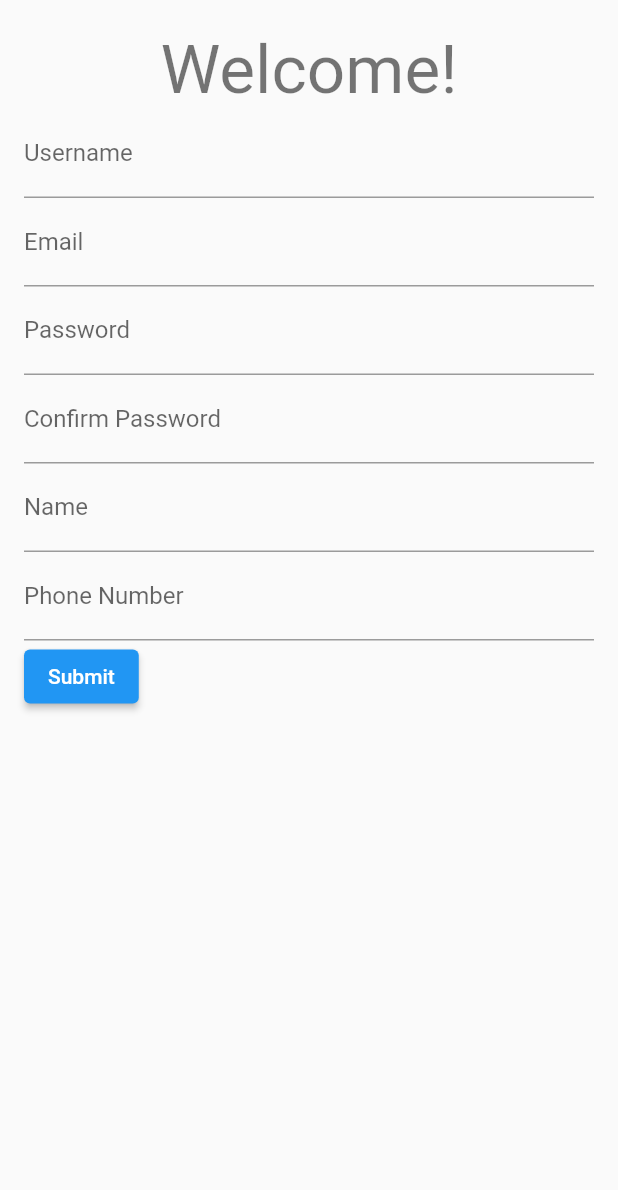
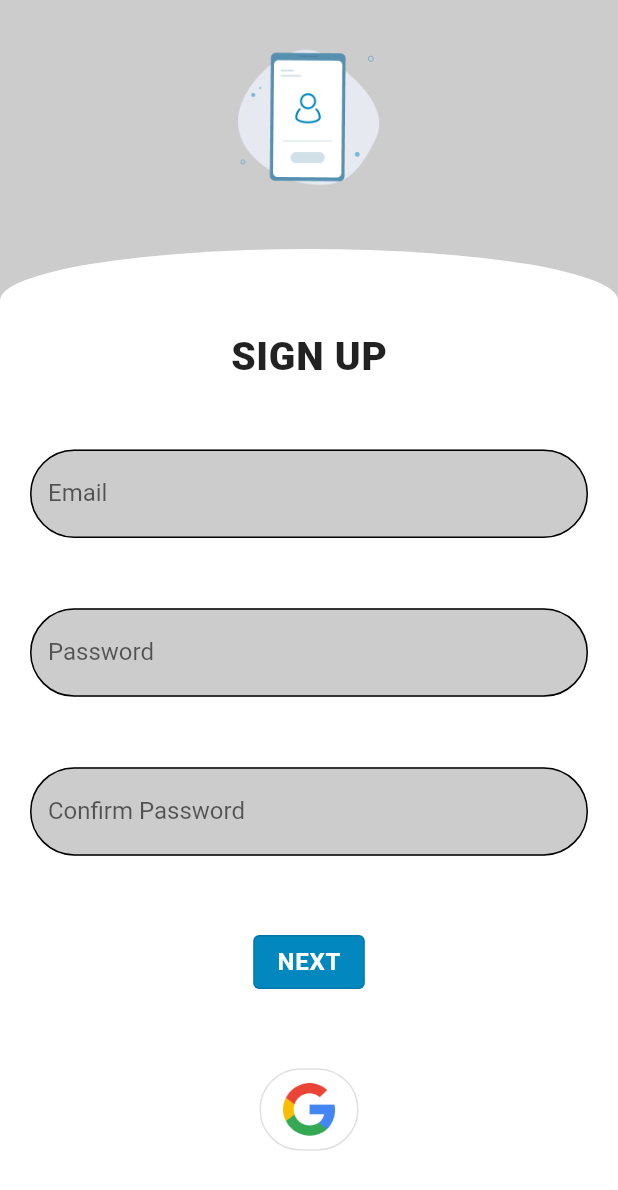
Before and after one commit to jyo142/LetsHang, a Flutter app: the screen it shows after launch, after a tap on "Sign up", on a phone screen of 412 x 824 dp. Shown: the top 1190 px of the screen. Run offline on Flutter 3.47's test engine with Material 2 defaults, Android fonts, the light colour scheme and no system bars; our stand-ins replace bloc, cloud_firestore, equatable, firebase_auth, firebase_core, firebase_messaging and 5 more; missing offline and left inert: change_case, googleapis; accounts and stored records are empty; network calls fail; Roboto replaces fonts that are missing (Outfit).

Commit message:
fix issues

```diff
--- a/lib/blocs/signup/sign_up_event.dart
+++ b/lib/blocs/signup/sign_up_event.dart
@@ -34,6 +34,8 @@ class ConfirmPasswordChanged extends SignUpEvent {
   @override
   List<Object> get props => [confirmPassword];
 }
+
+class EmailPasswordSubmitted extends SignUpEvent {}
 
 class NameChanged extends SignUpEvent {
   const NameChanged(this.name);
--- a/lib/blocs/signup/sign_up_state.dart
+++ b/lib/blocs/signup/sign_up_state.dart
@@ -8,8 +8,8 @@ class SignUpState extends Equatable {
   final String? name;
   final String? password;
   final String? confirmPassword;
-  String get confirmPasswordError =>
-      confirmPassword != password ? "Passwords do not match" : "";
+  String? get confirmPasswordError =>
+      confirmPassword != password ? "Passwords do not match" : null;
 
   final String? email;
   final String? phoneNumber;
@@ -22,6 +22,16 @@ class SignUpState extends Equatable {
       this.confirmPassword = '',
       this.email = '',
       this.phoneNumber = ''}) {}
+
+  SignUpState.fromState(SignUpState state)
+      : this(
+            firebaseUser: state.firebaseUser,
+            userName: state.userName,
+            name: state.name,
+            password: state.password,
+            confirmPassword: state.confirmPassword,
+            email: state.email,
+            phoneNumber: state.phoneNumber);
 
   SignUpState copyWith(
       {User? firebaseUser,
@@ -54,24 +64,25 @@ class SignUpState extends Equatable {
 }
 
 class SignUpSubmitLoading extends SignUpState {
-  SignUpSubmitLoading(SignUpState state)
-      : super(
-            firebaseUser: state.firebaseUser,
-            userName: state.userName,
-            name: state.name,
-            password: state.password,
-            confirmPassword: state.confirmPassword,
-            email: state.email,
-            phoneNumber: state.phoneNumber);
+  SignUpSubmitLoading(SignUpState state) : super.fromState(state);
 }
 
 class SignUpError extends SignUpState {
   final String errorMessage;
 
-  SignUpError({required this.errorMessage}) {}
+  SignUpError(SignUpState state, {required this.errorMessage})
+      : super.fromState(state);
 
   @override
   List<Object> get props => [errorMessage];
+}
+
+class SignUpEmailPasswordSubmitLoading extends SignUpState {
+  SignUpEmailPasswordSubmitLoading(SignUpState state) : super.fromState(state);
+}
+
+class SignUpEmailPasswordCreated extends SignUpState {
+  SignUpEmailPasswordCreated(SignUpState state) : super.fromState(state);
 }
 
 class SignUpUserCreated extends SignUpState {
--- /dev/null
+++ b/lib/layouts/unauthorized_layout.dart
@@ -0,0 +1,41 @@
+import 'package:flutter/material.dart';
+
+class UnAuthorizedLayout extends StatelessWidget {
+  final Widget content;
+  final Widget imageContent;
+  const UnAuthorizedLayout(
+      {Key? key, required this.content, required this.imageContent})
+      : super(key: key);
+
+  @override
+  Widget build(BuildContext context) {
+    return Scaffold(
+      backgroundColor: Color(0xFFCCCCCC),
+      body: SafeArea(
+        child: Column(
+          mainAxisAlignment: MainAxisAlignment.center,
+          crossAxisAlignment: CrossAxisAlignment.center,
+          children: [
+            Container(
+              margin: EdgeInsets.fromLTRB(0, 30, 0, 40),
+              child: Row(
+                mainAxisAlignment: MainAxisAlignment.center,
+                crossAxisAlignment: CrossAxisAlignment.center,
+                children: [imageContent],
+              ),
+            ),
+            Expanded(
+              child: Container(
+                  decoration: BoxDecoration(
+                      color: Color(0xFFFFFFFF),
+                      borderRadius: BorderRadius.only(
+                          topLeft: Radius.elliptical(300, 50),
+                          topRight: Radius.elliptical(300, 50))),
+                  child: content),
+            ),
+          ],
+        ),
+      ),
+    );
+  }
+}
--- a/lib/main.dart
+++ b/lib/main.dart
@@ -24,7 +24,7 @@ class MyApp extends StatelessWidget {
       child: MaterialApp(
         title: 'Flutter Demo',
         theme: mainTheme,
-        home: const UnAuthorizedScreen(),
+        home: UnAuthorizedScreen(),
       ),
     );
   }
--- a/lib/screens/profile_screen.dart
+++ b/lib/screens/profile_screen.dart
@@ -24,7 +24,7 @@ class _ProfileScreenState extends State<ProfileScreen> {
   Route _routeToSignInScreen() {
     return PageRouteBuilder(
       pageBuilder: (context, animation, secondaryAnimation) =>
-          const UnAuthorizedScreen(),
+          UnAuthorizedScreen(),
       transitionsBuilder: (context, animation, secondaryAnimation, child) {
         var begin = const Offset(-1.0, 0.0);
         var end = Offset.zero;
--- a/lib/screens/sign_up_screen.dart
+++ b/lib/screens/sign_up_screen.dart
@@ -2,13 +2,19 @@ import 'package:flutter/material.dart';
 import 'package:flutter_bloc/flutter_bloc.dart';
 import 'package:letshang/blocs/app/app_bloc.dart';
 import 'package:letshang/blocs/app/app_event.dart';
+import 'package:letshang/blocs/app/app_state.dart';
+import 'package:letshang/blocs/login/login_bloc.dart';
 import 'package:letshang/blocs/signup/sign_up_bloc.dart';
 import 'package:letshang/blocs/signup/sign_up_event.dart';
 import 'package:letshang/blocs/signup/sign_up_state.dart';
+import 'package:letshang/layouts/unauthorized_layout.dart';
 import 'package:letshang/repositories/user/user_repository.dart';
 import 'package:letshang/screens/app_screen.dart';
+import 'package:letshang/screens/profile/username_pic.dart';
 import 'package:letshang/services/message_service.dart';
 import 'package:firebase_auth/firebase_auth.dart';
+import 'package:letshang/widgets/google_signin_button.dart';
+import 'package:letshang/widgets/lh_button.dart';
 
 class SignUpScreen extends StatefulWidget {
   final User? firebaseUser;
@@ -19,9 +25,8 @@ class SignUpScreen extends StatefulWidget {
 }
 
 class _SignUpScreenState extends State<SignUpScreen> {
-  final _formKey = GlobalKey<FormState>();
+  late final isFirebaseSignup;
 
-  late final isFirebaseSignup;
   void initState() {
     isFirebaseSignup = widget.firebaseUser != null;
     super.initState();
@@ -29,73 +34,66 @@ class _SignUpScreenState extends State<SignUpScreen> {
 
   @override
   Widget build(BuildContext context) {
-    return Scaffold(
-        body: BlocProvider(
+    return UnAuthorizedLayout(
+        content: BlocProvider(
             create: (context) => SignUpBloc(
-          userRepository: UserRepository(), firebaseUser: widget.firebaseUser),
-      child: SafeArea(
-          child: Padding(
-              padding: const EdgeInsets.only(
-                  left: 16.0, right: 16.0, bottom: 20.0, top: 20.0),
-              child: Form(
-                  key: _formKey,
-                  child: SingleChildScrollView(
+                userRepository: UserRepository(),
+                firebaseUser: widget.firebaseUser),
+            child: Column(
+              children: [
+                Expanded(
+                  child: BlocConsumer<AppBloc, AppState>(
+                    listener: (context, state) {
+                      if (state is AppAuthenticated) {
+                        Navigator.of(context).pushReplacement(
+                          MaterialPageRoute(
+                            builder: (context) => const AppScreen(),
+                          ),
+                        );
+                      }
+                    },
+                    builder: (context, state) {
+                      return _emailPasswordContainer(context);
+                    },
+                  ),
+                ),
+              ],
+            )),
+        imageContent: Image(
+          height: 96,
+          width: 96,
+          image: AssetImage("assets/images/create_profile.png"),
+        ));
+  }
+
+  Widget _emailPasswordContainer(BuildContext context) {
+    return Container(
+        padding: const EdgeInsets.fromLTRB(20, 10, 20, 10),
+        alignment: Alignment.center,
         child: Column(
           mainAxisAlignment: MainAxisAlignment.spaceEvenly,
-                      crossAxisAlignment: CrossAxisAlignment.start,
-                      children: [
-                        Row(
-                          mainAxisAlignment: MainAxisAlignment.center,
           children: [
             Text(
-                              'Welcome!',
-                              style: Theme.of(context).textTheme.headline3,
+              'SIGN UP',
+              style: Theme.of(context).textTheme.headline5,
             ),
-                          ],
-                        ),
-                        ..._userNameField(),
+            ..._signUpTextField("Email", false, (value) => EmailChanged(value)),
             ..._signUpTextField(
-                            "Email", false, (value) => EmailChanged(value)),
-                        if (!isFirebaseSignup) ...[
-                          ..._signUpTextField("Password", true,
-                              (value) => PasswordChanged(value)),
+                "Password", true, (value) => PasswordChanged(value)),
             ..._signUpTextField(
                 "Confirm Password",
                 true,
                 (value) => ConfirmPasswordChanged(value),
-                              (SignUpState state) =>
-                                  state.confirmPasswordError),
-                          ..._signUpTextField(
-                              "Name", false, (value) => NameChanged(value)),
-                          ..._signUpTextField("Phone Number", false,
-                              (value) => PhoneNumberChanged(value))
-                        ],
-                        _submitButton(),
+                (SignUpState state) => state.confirmPasswordError),
+            _signUpSubmitButton(),
+            Row(
+              mainAxisAlignment: MainAxisAlignment.center,
+              children: const [
+                GoogleSignInButton(),
               ],
             ),
-                  )))),
+          ],
         ));
-  }
-
-  List<Widget> _userNameField() {
-    return [
-      BlocBuilder<SignUpBloc, SignUpState>(
-        builder: (context, state) {
-          return TextFormField(
-              decoration: const InputDecoration(labelText: "Username"),
-              initialValue: "",
-              // The validator receives the text that the user has entered.
-              validator: (value) {
-                if (value == null || value.isEmpty) {
-                  return 'Please enter some text';
-                }
-                return null;
-              },
-              onChanged: (value) =>
-                  context.read<SignUpBloc>().add(UserNameChanged(value)));
-        },
-      )
-    ];
   }
 
   List<Widget> _signUpTextField(
@@ -107,7 +105,14 @@ class _SignUpScreenState extends State<SignUpScreen> {
           return TextFormField(
               autovalidateMode: AutovalidateMode.onUserInteraction,
               obscureText: isPassword,
-              decoration: InputDecoration(labelText: text),
+              decoration: InputDecoration(
+                fillColor: Color(0xFFCCCCCC),
+                filled: true,
+                labelText: text,
+                enabledBorder: OutlineInputBorder(
+                  borderRadius: BorderRadius.circular(50.0),
+                ),
+              ),
               initialValue: "",
               // The validator receives the text that the user has entered.
               validator: (value) {
@@ -120,10 +125,11 @@ class _SignUpScreenState extends State<SignUpScreen> {
     ];
   }
 
-  Widget _submitButton() {
+  Widget _signUpSubmitButton() {
     return BlocConsumer<SignUpBloc, SignUpState>(
       builder: (context, state) {
-        if (state is SignUpSubmitLoading) {
+        if (state is SignUpSubmitLoading ||
+            state is SignUpEmailPasswordSubmitLoading) {
           return const CircularProgressIndicator();
         }
         if (state is SignUpError) {
@@ -135,15 +141,20 @@ class _SignUpScreenState extends State<SignUpScreen> {
               .read<AppBloc>()
               .add(AppUserAuthenticated(hangUser: state.user));
         }
-        return ElevatedButton(
+        return LHButton(
+            buttonText: 'NEXT',
             onPressed: () {
-            context.read<SignUpBloc>().add(CreateAccountRequested(
-                firebaseUser: state.firebaseUser, userName: state.userName));
-          },
-          child: const Text('Submit'),
-        );
+              context.read<SignUpBloc>().add(EmailPasswordSubmitted());
+            });
       },
       listener: (context, state) {
+        if (state is SignUpEmailPasswordCreated) {
+          Navigator.of(context).push(
+            MaterialPageRoute(
+              builder: (context) => const UsernamePictureProfile(),
+            ),
+          );
+        }
         if (state is SignUpUserCreated) {
           Navigator.of(context).push(
             MaterialPageRoute(
--- a/lib/screens/unauthorized_screen.dart
+++ b/lib/screens/unauthorized_screen.dart
@@ -4,10 +4,12 @@ import 'package:letshang/blocs/app/app_bloc.dart';
 import 'package:letshang/blocs/app/app_event.dart';
 import 'package:letshang/blocs/app/app_state.dart';
 import 'package:letshang/blocs/login/login_bloc.dart';
+import 'package:letshang/layouts/unauthorized_layout.dart';
 import 'package:letshang/repositories/user/user_repository.dart';
 import 'package:letshang/screens/app_screen.dart';
 import 'package:letshang/screens/login_screen.dart';
 import 'package:letshang/screens/sign_up_screen.dart';
+import 'package:letshang/screens/sign_up_screen_old.dart';
 import 'package:letshang/services/message_service.dart';
 import 'package:letshang/widgets/google_signin_button.dart';
 import 'package:flutter_bloc/flutter_bloc.dart';
@@ -18,36 +20,9 @@ class UnAuthorizedScreen extends StatelessWidget {
 
   @override
   Widget build(BuildContext context) {
-    return Scaffold(
-        backgroundColor: Color(0xFFCCCCCC),
-        body: BlocProvider(
+    return UnAuthorizedLayout(
+        content: BlocProvider(
             create: (context) => LoginBloc(userRepository: UserRepository()),
-          child: SafeArea(
-            child: Column(
-              mainAxisAlignment: MainAxisAlignment.center,
-              crossAxisAlignment: CrossAxisAlignment.center,
-              children: [
-                Container(
-                  margin: EdgeInsets.fromLTRB(0, 30, 0, 40),
-                  child: Row(
-                    mainAxisAlignment: MainAxisAlignment.center,
-                    crossAxisAlignment: CrossAxisAlignment.center,
-                    children: const [
-                      Image(
-                        height: 96,
-                        width: 96,
-                        image: AssetImage("assets/images/logo.png"),
-                      ),
-                    ],
-                  ),
-                ),
-                Expanded(
-                  child: Container(
-                    decoration: BoxDecoration(
-                        color: Color(0xFFFFFFFF),
-                        borderRadius: BorderRadius.only(
-                            topLeft: Radius.elliptical(300, 50),
-                            topRight: Radius.elliptical(300, 50))),
             child: Column(
               children: [
                 Expanded(
@@ -76,12 +51,11 @@ class UnAuthorizedScreen extends StatelessWidget {
                   ),
                 ),
               ],
-                    ),
-                  ),
-                ),
-              ],
-            ),
-          ),
+            )),
+        imageContent: Image(
+          height: 96,
+          width: 96,
+          image: AssetImage("assets/images/logo.png"),
         ));
   }
 
--- a/pubspec.yaml
+++ b/pubspec.yaml
@@ -38,6 +38,8 @@ dependencies:
   extension_google_sign_in_as_googleapis_auth: ^2.0.6
   firebase_messaging: ^12.0.1
   flutter_local_notifications: ^9.7.0
+  image_picker: ^0.8.6
+  image_cropper: ^3.0.1
 
 dev_dependencies:
   flutter_test:
@@ -51,6 +53,7 @@ dev_dependencies:
   flutter_lints: ^1.0.0
   firebase_core: ^1.0.1
   firebase_auth: ^1.0.1
+  firebase_storage: ^10.0.3
   cloud_firestore: ^1.0.1
   google_sign_in: ^5.0.0
   flutter_bloc: ^7.0.0
```
Also changed, not shown: lib/blocs/signup/sign_up_bloc.dart (+41 -2 lines), lib/screens/profile/username_pic.dart (added, +246 -0 lines), lib/screens/sign_up_screen_old.dart (added, +157 -0 lines), assets/images/create_profile.png (added), pubspec.lock, 1 other file. Lines whose indentation alone changed are shown as unchanged.
